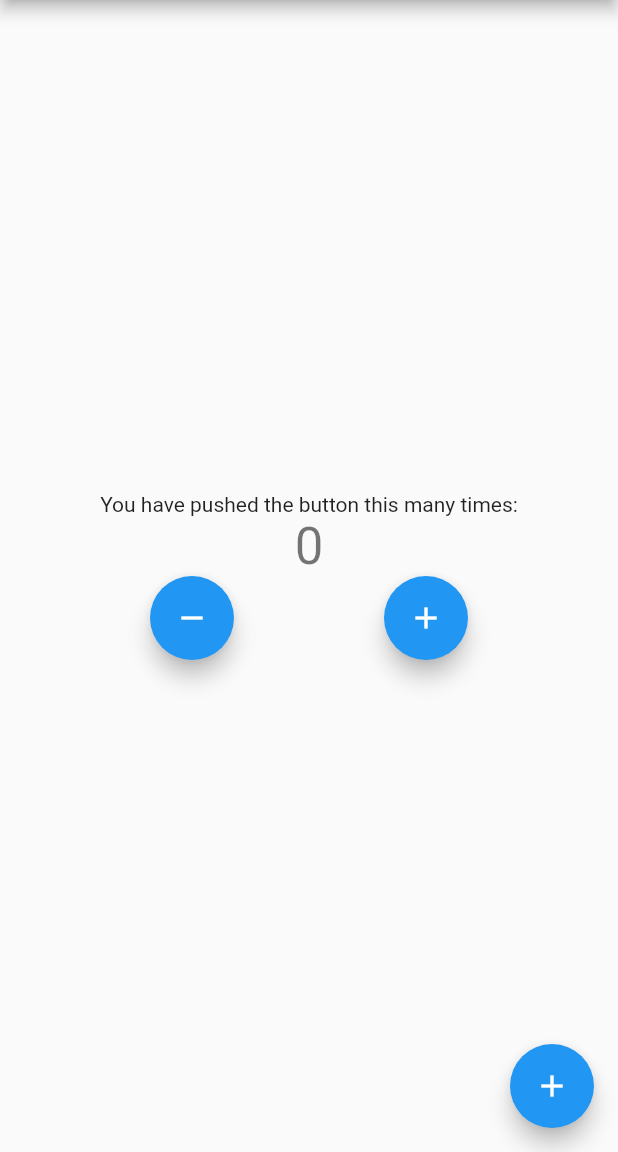
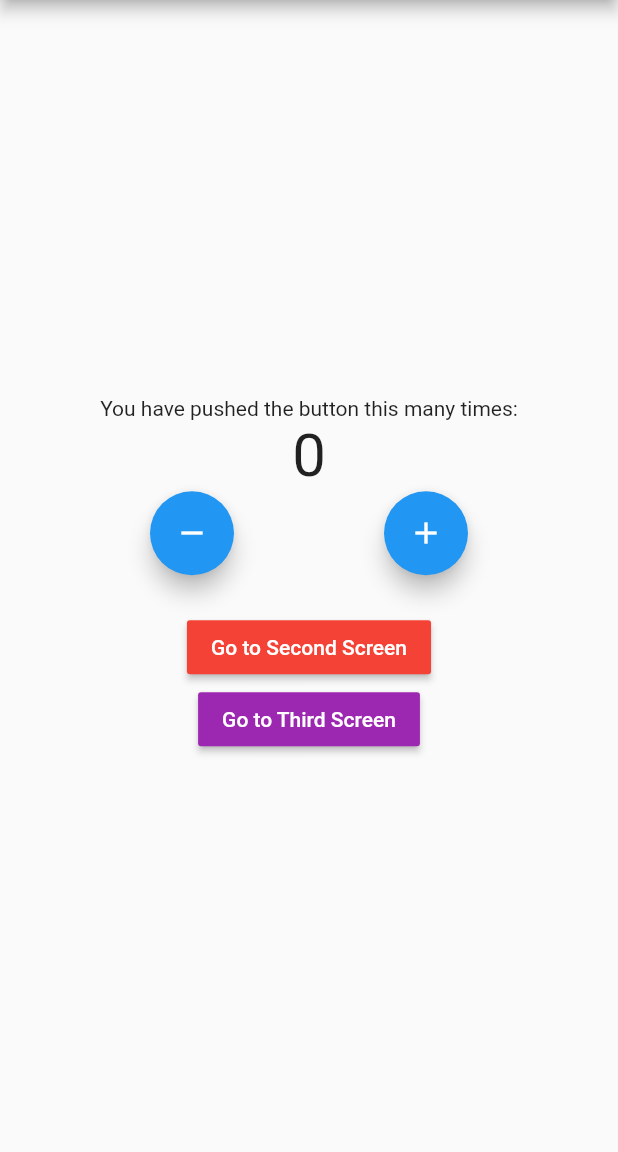
Before and after one commit to LeSangDeveloper/Flutter_Counter_App, a Flutter app: the screen it shows after launch, on a phone screen of 412 x 824 dp, the part 84-1236 px from its top. Run offline on Flutter 3.47's test engine with Material 2 defaults, Android fonts, the phone set to English and light mode, and no system bars; our stand-ins replace bloc, flutter_bloc.

Commit message:
finish second and third screen and push them to home screen

```diff
--- a/lib/main.dart
+++ b/lib/main.dart
@@ -1,17 +1,27 @@
 import 'dart:developer';
 
+import 'package:counterapp/presentation/screen/home_screen.dart';
+import 'package:counterapp/presentation/screen/second_screen.dart';
+import 'package:counterapp/presentation/screen/third_screen.dart';
 import 'package:flutter/material.dart';
 import 'package:flutter_bloc/flutter_bloc.dart';
-
-import 'cubit/counter_cubit.dart';
+import 'logic/cubit/counter_cubit.dart';
 
 void main() {
   runApp(const MyApp());
 }
 
-class MyApp extends StatelessWidget {
+class MyApp extends StatefulWidget {
   const MyApp({super.key});
 
+  @override
+  State<StatefulWidget> createState() => _MyAppState();
+
+}
+
+class _MyAppState extends State<MyApp> {
+
+  final CounterCubit _counterCubit = CounterCubit();
   // This widget is the root of your application.
   @override
   Widget build(BuildContext context) {
@@ -22,75 +32,29 @@ class MyApp extends StatelessWidget {
         theme: ThemeData(
           primarySwatch: Colors.blue,
         ),
-        home: const MyHomePage(title: 'Flutter Demo Home Page'),
+        routes: {
+          '/': (context) => BlocProvider.value(
+            value: _counterCubit,
+            child: const HomeScreen(title: 'Flutter Demo Home Page', color: Colors.blue),
+          ),
+          '/second': (context) => BlocProvider.value(
+            value: _counterCubit,
+            child: const SecondScreen(title: 'Second Screen', color: Colors.red),
+          ),
+          '/third': (context) => BlocProvider.value(
+            value: _counterCubit,
+            child: const ThirdScreen(title: 'Third Screen', color: Colors.purple),
+          ),
+        },
       ),
     );
   }
-}
-
-class MyHomePage extends StatefulWidget {
-  const MyHomePage({super.key, required this.title});
-
-  final String title;
 
   @override
-  State<MyHomePage> createState() => _MyHomePageState();
-}
-
-class _MyHomePageState extends State<MyHomePage> {
-  int _counter = 0;
-
-  void _incrementCounter() {
-    setState(() {
-      _counter++;
-    });
+  void dispose() {
+    // TODO: implement dispose
+    super.dispose();
+    _counterCubit.close();
   }
 
-  @override
-  Widget build(BuildContext context) {
-    return Scaffold(
-      appBar: AppBar(
-        title: Text(widget.title),
-      ),
-      body: Center(
-        child: Column(
-          mainAxisAlignment: MainAxisAlignment.center,
-          children: <Widget>[
-            const Text(
-              'You have pushed the button this many times:',
-            ),
-            BlocConsumer<CounterCubit, CounterState>(builder:
-                (context, state) {
-              return Text(
-                state.counterValue.toString(),
-                style: Theme.of(context).textTheme.headline4,
-              );
-            },
-                listener: (context, state) => {
-                  if (state.wasIncrement != null) {
-                    if (state.wasIncrement!) {
-                      debugPrint("increment")
-                    }
-                    else if (state.wasIncrement!) {
-                      debugPrint("increment")
-                    }
-                  }
-                }),
-            Row(
-              mainAxisAlignment: MainAxisAlignment.spaceEvenly,
-              children: [
-                FloatingActionButton(onPressed: () {BlocProvider.of<CounterCubit>(context).decrement();}, tooltip: 'Decrement', child: const Icon(Icons.remove),),
-                FloatingActionButton(onPressed: () {BlocProvider.of<CounterCubit>(context).increment();}, tooltip: 'Increment', child: const Icon(Icons.add),)
-              ],
-            ),
-          ],
-        ),
-      ),
-      floatingActionButton: FloatingActionButton(
-        onPressed: _incrementCounter,
-        tooltip: 'Increment',
-        child: const Icon(Icons.add),
-      ), // This trailing comma makes auto-formatting nicer for build methods.
-    );
-  }
 }
--- /dev/null
+++ b/lib/presentation/router/app_route.dart
@@ -0,0 +1,4 @@
+class AppRouter {
+
+
+}
--- /dev/null
+++ b/lib/presentation/screen/home_screen.dart
@@ -0,0 +1,77 @@
+import 'package:counterapp/presentation/screen/second_screen.dart';
+import 'package:flutter/cupertino.dart';
+import 'package:flutter/material.dart';
+import 'package:flutter_bloc/flutter_bloc.dart';
+
+import '../../logic/cubit/counter_cubit.dart';
+
+class HomeScreen extends StatefulWidget {
+  const HomeScreen({super.key, required this.title, required this.color});
+
+  final String title;
+  final Color color;
+
+  @override
+  State<HomeScreen> createState() => _HomeScreenState();
+}
+
+class _HomeScreenState extends State<HomeScreen> {
+  int _counter = 0;
+
+  void _incrementCounter() {
+    setState(() {
+      _counter++;
+    });
+  }
+
+  @override
+  Widget build(BuildContext context) {
+    return Scaffold(
+      appBar: AppBar(
+        title: Text(widget.title),
+      ),
+      body: Center(
+        child: Column(
+          mainAxisAlignment: MainAxisAlignment.center,
+          children: <Widget>[
+            const Text(
+              'You have pushed the button this many times:',
+            ),
+            BlocConsumer<CounterCubit, CounterState>(builder:
+                (context, state) {
+              return Text(
+                state.counterValue.toString(),
+                style: const TextStyle(
+                  fontSize: 40,
+                  textBaseline: TextBaseline.alphabetic
+                ),
+              );
+            },
+                listener: (context, state) => {
+                  if (state.wasIncrement != null) {
+                    if (state.wasIncrement!) {
+                      debugPrint("increment")
+                    }
+                    else if (state.wasIncrement!) {
+                      debugPrint("increment")
+                    }
+                  }
+                }),
+            Row(
+              mainAxisAlignment: MainAxisAlignment.spaceEvenly,
+              children: [
+                FloatingActionButton(heroTag: "btn_add_home_screen", onPressed: () {BlocProvider.of<CounterCubit>(context).decrement();}, tooltip: 'Decrement', child: const Icon(Icons.remove),),
+                FloatingActionButton(heroTag: "btn_move_home_screen", onPressed: () {BlocProvider.of<CounterCubit>(context).increment();}, tooltip: 'Increment', child: const Icon(Icons.add),)
+              ],
+            ),
+            const SizedBox(
+              height: 24,
+            ),
+            MaterialButton( color: Colors.red, textColor: Colors.white, onPressed: () {Navigator.of(context).pushNamed("/second");}, child: const Text("Go to Second Screen")),
+            MaterialButton(color: Colors.purple, textColor: Colors.white, onPressed: () {Navigator.of(context).pushNamed("/third");}, child: const Text("Go to Third Screen"))
+          ],
+        ),
+      ), // This trailing comma makes auto-formatting nicer for build methods.
+    );
+  }
+}
```
Also changed, not shown: lib/presentation/screen/second_screen.dart (added, +72 -0 lines), lib/presentation/screen/third_screen.dart (added, +72 -0 lines), lib/logic/cubit/counter_cubit.dart (renamed from lib/cubit/counter_cubit.dart), lib/logic/cubit/counter_state.dart (renamed from lib/cubit/counter_state.dart).
